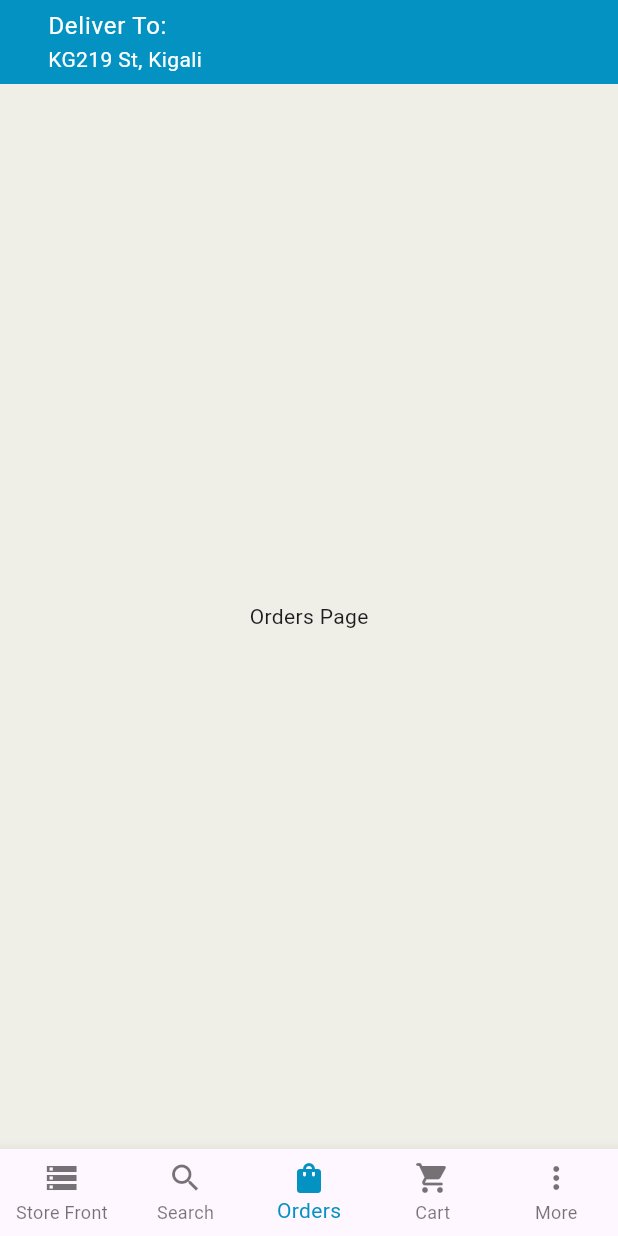
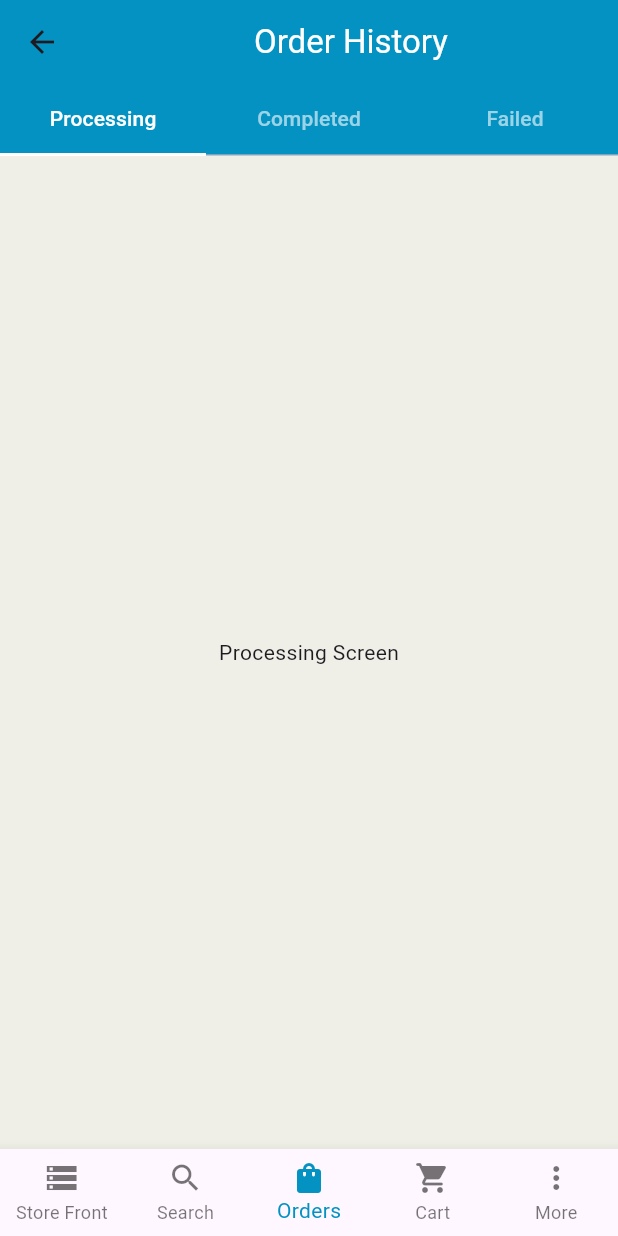
Before and after one commit to rosinekaranganwa/health-hub, a Flutter app: the DeliverPage screen opened directly, swiped to page 3, on a phone screen of 412 x 824 dp. Run offline on Flutter 3.47's test engine with Material 2 defaults, Android fonts, the light colour scheme and no system bars; our stand-ins replace fl_chart.

Commit message:
order screen

```diff
--- a/lib/main.dart
+++ b/lib/main.dart
@@ -1,5 +1,5 @@
 import 'package:flutter/material.dart';
-import 'package:health_hub/screen/home/deliver_page.dart';
+import 'package:health_hub/screen/home/cart.dart';
 
 
 
@@ -20,7 +20,7 @@ class MyApp extends StatelessWidget {
         colorScheme: ColorScheme.fromSeed(seedColor: Colors.deepPurple),
         useMaterial3: true,
       ),
-      home:  DeliverPage()
+      home:  Cart()
     );
   }
 }
--- a/lib/screen/home/deliver_page.dart
+++ b/lib/screen/home/deliver_page.dart
@@ -1,4 +1,5 @@
 import 'package:flutter/material.dart';
+import 'package:health_hub/screen/home/order.dart';
 import 'package:health_hub/screen/home/search.dart';
 import 'package:health_hub/screen/home/store.dart';
 
@@ -23,7 +24,7 @@ class _DeliverPageState extends State<DeliverPage> {
   void _onPageChanged(int index) {
     setState(() {
       _currentPageIndex = index;
-      showAppBar = index != 1;
+      showAppBar = index != 1 && index !=2;
     });
   }
 
@@ -47,7 +48,7 @@ class _DeliverPageState extends State<DeliverPage> {
         children: <Widget>[
           Store(),
           Search(),
-          Center(child: Text("Orders Page")),
+          Orders(),
           Center(child: Text("Cart Page")),
           Center(child: Text("More Page")),
         ],
--- /dev/null
+++ b/lib/screen/home/order.dart
@@ -0,0 +1,48 @@
+import 'package:flutter/material.dart';
+
+class Orders extends StatefulWidget {
+  const Orders({super.key});
+
+  @override
+  State<Orders> createState() => _OrdersState();
+}
+
+class _OrdersState extends State<Orders> {
+  @override
+  Widget build(BuildContext context) {
+    return DefaultTabController(
+      length: 3, // Specify the number of tabs
+      child: Scaffold(
+        backgroundColor: Color(0xFFF0EFE7),
+        appBar: AppBar(
+          title: Center(child: Text("Order History", style: TextStyle(color: Colors.white))),
+          backgroundColor: Color(0xFF0492C2),
+          bottom: TabBar(
+            labelColor: Colors.white,
+            unselectedLabelColor: Colors.white60,
+            indicatorSize: TabBarIndicatorSize.tab,
+            indicatorColor: Colors.white,
+            tabs: [
+              Tab(text: "Processing"),
+              Tab(text: "Completed"),
+              Tab(text: "Failed"),
+            ],
+          ),
+        ),
+        body: TabBarView(
+          children: [
+            Center(
+              child: Text("Processing Screen"),
+            ),
+            Center(
+              child: Text("Completed Screen"),
+            ),
+            Center(
+              child: Text("Failed Screen"),
+            ),
+          ],
+        ),
+      ),
+    );
+  }
+}
```
Also changed, not shown: lib/screen/home/cart.dart (added, +21 -0 lines).
